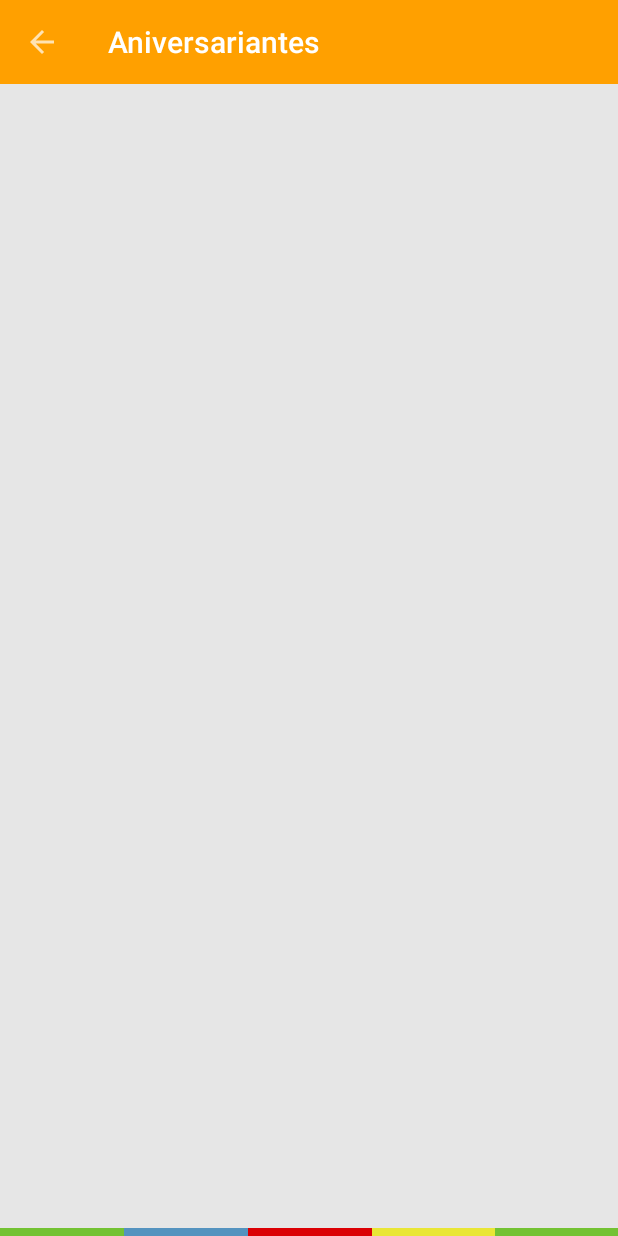
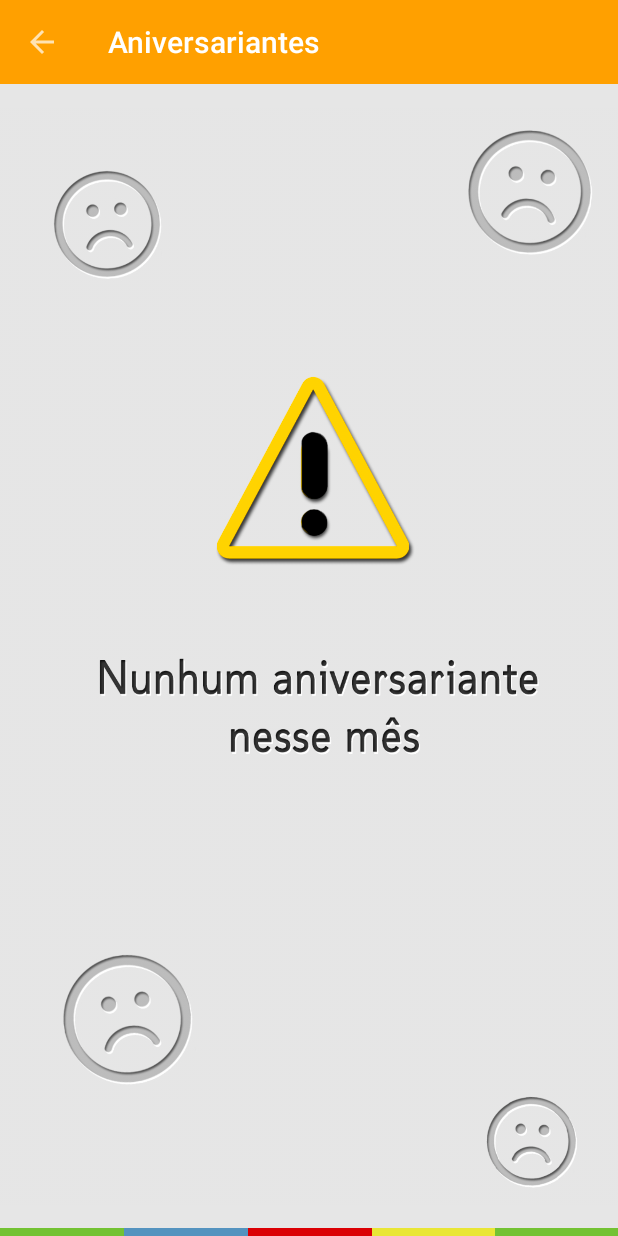
Before and after one commit to FernandoCastroSouza/proCelula, an Android app: the AniversariantesActivity screen opened directly, with no data from a screen before it, on a phone screen of 412 x 824 dp. Run offline under Robolectric (Android 15) with nearby library versions, the phone set to English and light mode, and no system bars; 11 statements that could not run were skipped.

Commit message:
Conclusão do consumo webService

```diff
--- a/app/src/main/java/estacio/br/com/procelula/Activities/AniversariantesActivity.java
+++ b/app/src/main/java/estacio/br/com/procelula/Activities/AniversariantesActivity.java
@@ -76,6 +76,7 @@ public class AniversariantesActivity extends AppCompatActivity {
                     listaUsuario.remove(i);
                 }
             }
+            if (listaUsuario.size() > 0) {
                 ArrayAdapter<Usuario> adapter = new ArrayAdapter<>(this,
                         android.R.layout.simple_list_item_1, listaUsuario);
 
@@ -91,6 +92,9 @@ public class AniversariantesActivity extends AppCompatActivity {
                         }
                     }
                 });
+            } else {
+                imageViewListaVazia.setVisibility(View.VISIBLE);
+            }
         } catch (CursorIndexOutOfBoundsException e) {
             System.out.println("Tabela aniversariantes vazia!");
             imageViewListaVazia.setVisibility(View.VISIBLE);
```
Also changed, not shown: app/src/main/java/estacio/br/com/procelula/Dados/GrupoEvangelistico.java (+7 -1 lines). Lines whose indentation alone changed are shown as unchanged.
